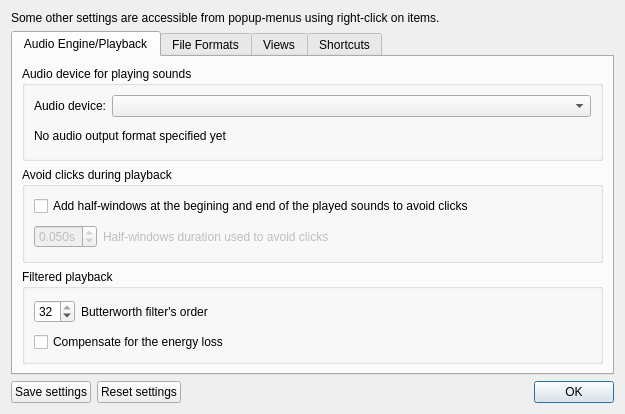
Old version of the form src/wdialogsettings.ui in the repository gillesdegottex/dfasma.
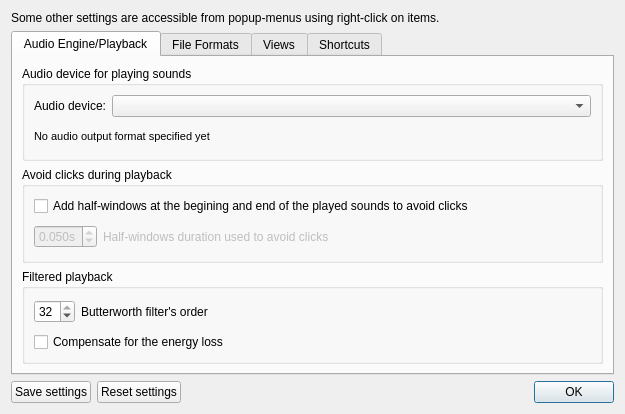
New version of the form. Icons and pictures are not drawn.

Diff of the .ui file:
```diff
--- a/src/wdialogsettings.ui
+++ b/src/wdialogsettings.ui
@@ -76,6 +76,11 @@
           </item>
           <item>
            <widget class="QLabel" name="lblAudioOutputDeviceFormat">
+            <property name="font">
+             <font>
+              <pointsize>8</pointsize>
+             </font>
+            </property>
             <property name="text">
              <string>No audio output format specified yet</string>
             </property>
```
